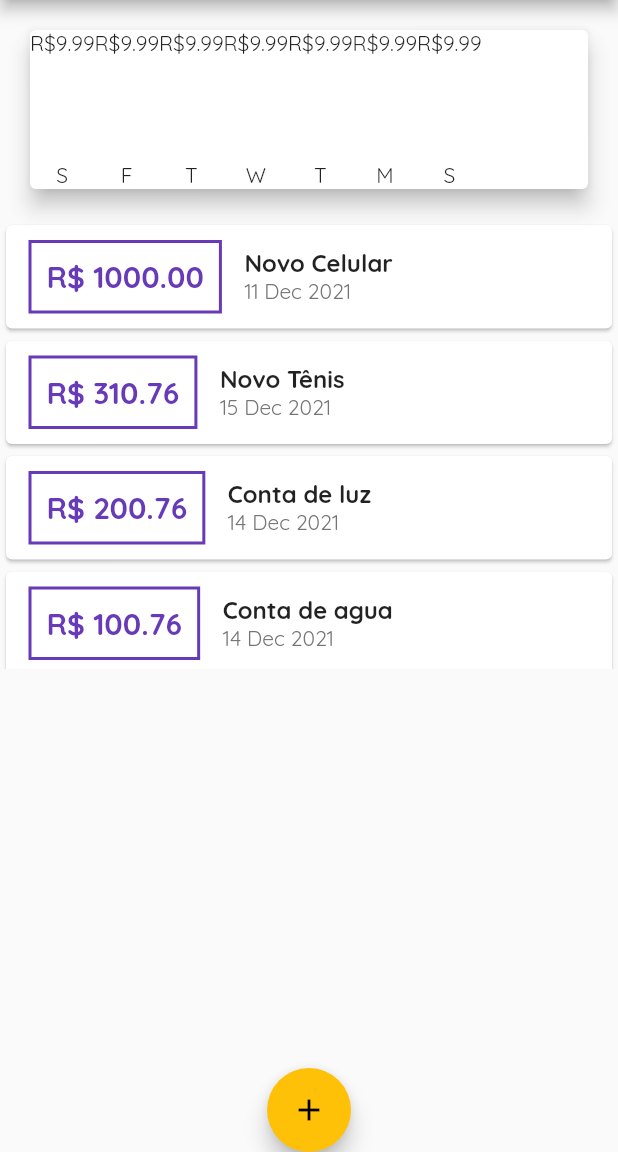
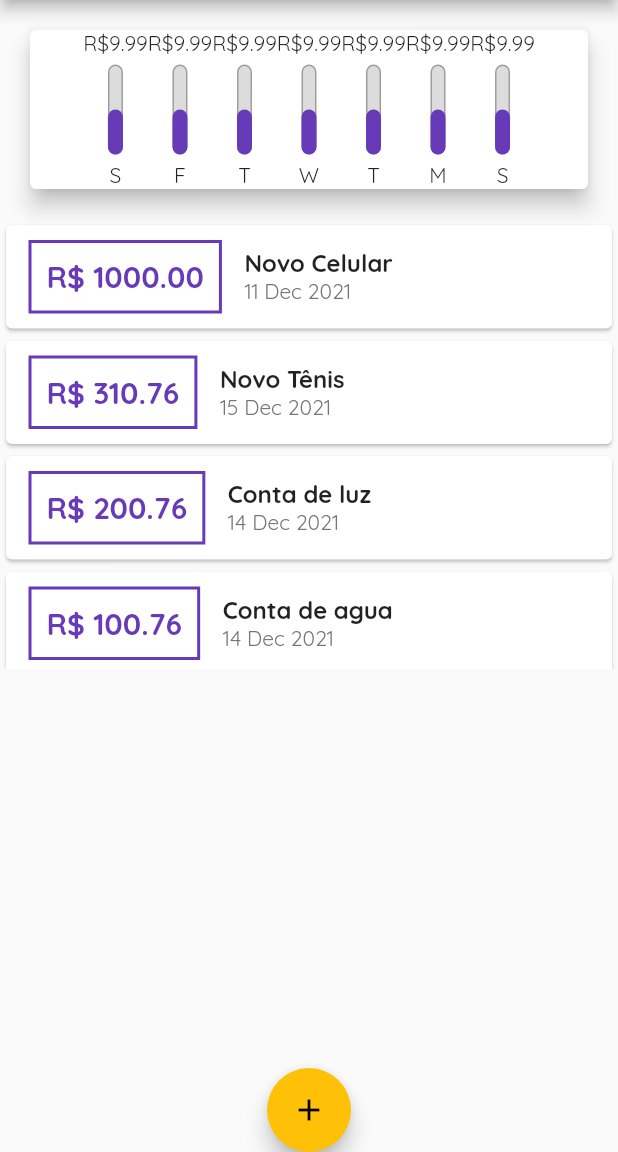
Before and after one commit to mechztcc/flutter-expenses, a Flutter app: the screen it shows after launch, on a phone screen of 412 x 824 dp, the part 84-1236 px from its top. Run offline on Flutter 3.47's test engine with Material 2 defaults, Android fonts, the phone set to English and light mode, and no system bars.

Commit message:
chart bart running

```diff
--- a/lib/components/chart.dart
+++ b/lib/components/chart.dart
@@ -34,6 +34,7 @@
       elevation: 6,
       margin: EdgeInsets.all(20),
       child: Row(
+        mainAxisAlignment: MainAxisAlignment.center,
         children: groupedTransactions.map((tr) {
           return ChartBar(
               label: tr['day'].toString(), value: tr['value'], percentage: 0);
--- a/lib/components/chart_bar.dart
+++ b/lib/components/chart_bar.dart
@@ -23,7 +23,26 @@
         Container(
           height: 60,
           width: 10,
-          child: null,
+          child: Stack(
+            alignment: Alignment.bottomCenter,
+            children: [
+              Container(
+                  decoration: BoxDecoration(
+                border: Border.all(color: Colors.grey, width: 1.0),
+                color: Color.fromRGBO(220, 220, 220, 1),
+                borderRadius: BorderRadius.circular(5),
+              )),
+              FractionallySizedBox(
+                heightFactor: 0.5,
+                child: Container(
+                  decoration: BoxDecoration(
+                    color: Theme.of(context).primaryColor,
+                    borderRadius: BorderRadius.circular(5),
+                  ),
+                ),
+              ),
+            ],
+          ),
         ),
         SizedBox(height: 5),
         Text(label),
```
